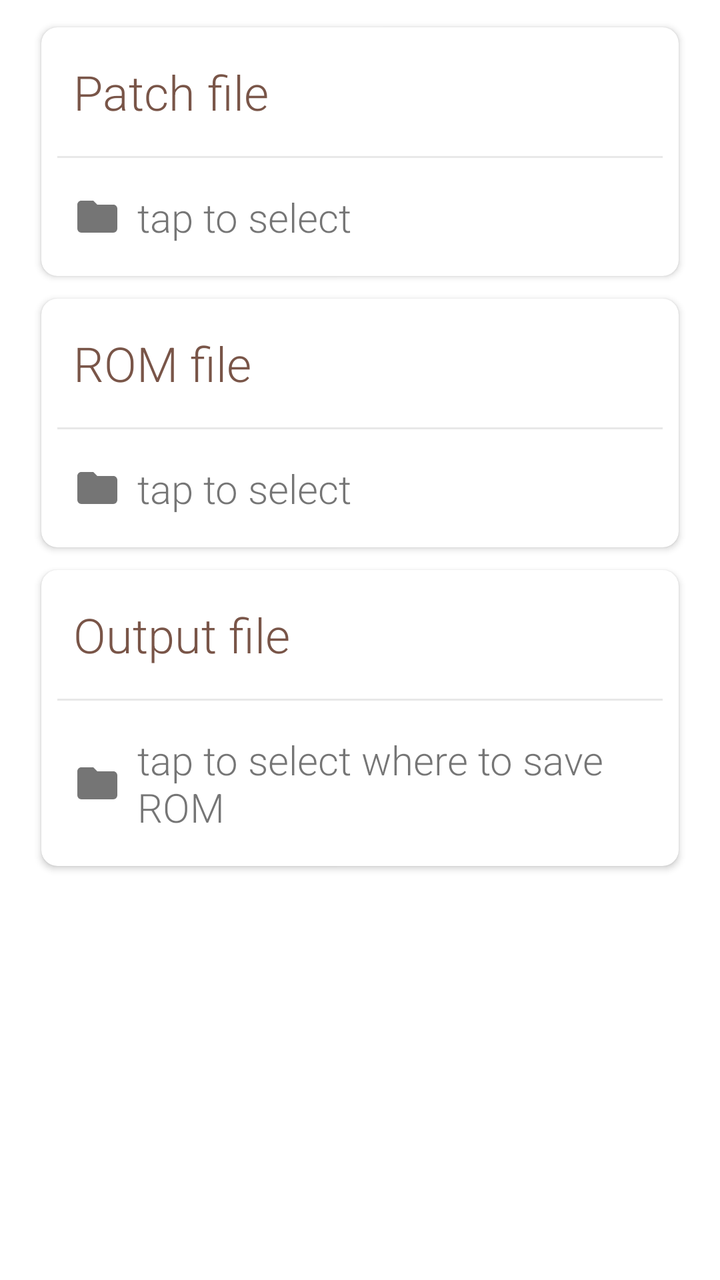
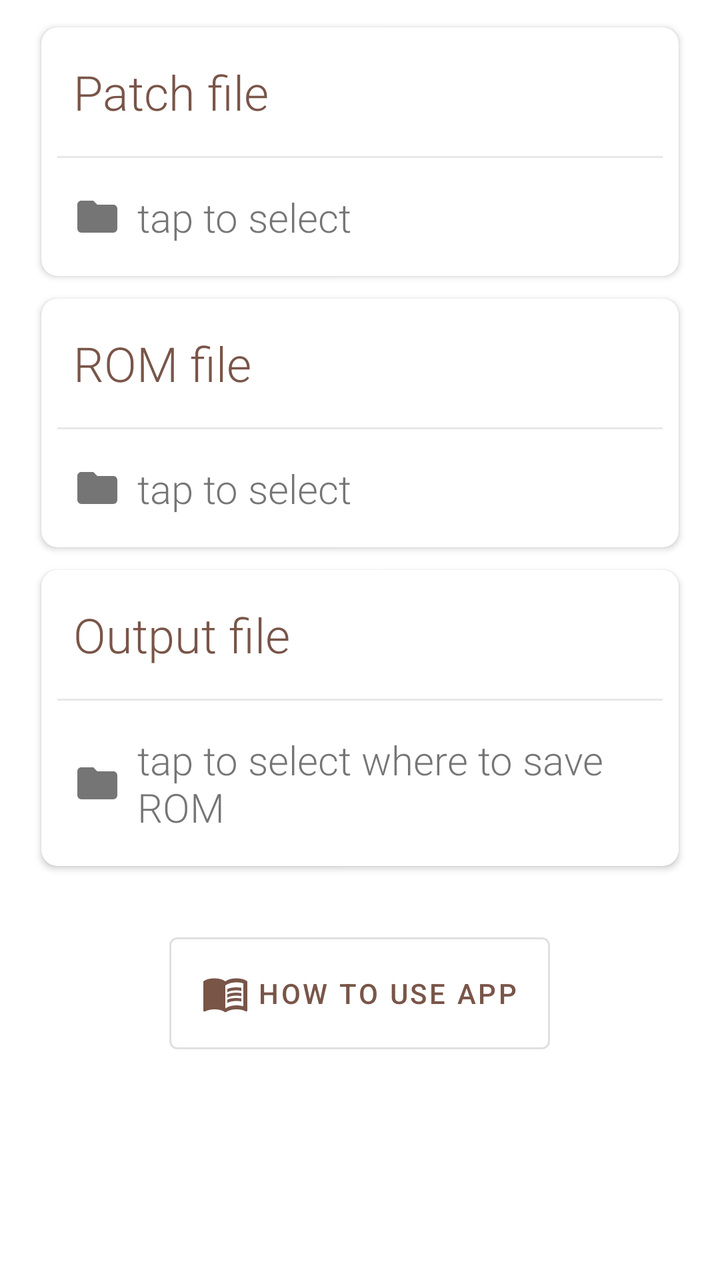

The first picture is an Android layout as it rendered before a commit; the second is the same layout after the commit. The layout source and the unified diff follow.
<!-- AndroidManifest.xml: application theme AppTheme.NoActionBar -->
<!-- res/layout/apply_patch_fragment.xml -->
<?xml version="1.0" encoding="utf-8"?>
<ScrollView
    xmlns:android="http://schemas.android.com/apk/res/android"
    xmlns:app="http://schemas.android.com/apk/res-auto"
    android:layout_width="match_parent"
    android:layout_height="match_parent"
    android:layout_alignParentTop="true">

    <LinearLayout
        style="@style/CardsHolder">

        <androidx.cardview.widget.CardView
            android:id="@+id/patchCardView"
            style="@style/Card.Clickable">

            <LinearLayout
                android:layout_width="match_parent"
                android:layout_height="match_parent"
                android:orientation="vertical"
                android:padding="@dimen/card_padding">

                <TextView
                    android:id="@+id/patchLabel"
                    android:layout_width="wrap_content"
                    android:layout_height="wrap_content"
                    android:fontFamily="sans-serif-light"
                    android:padding="8dp"
                    android:text="@string/main_activity_patch_file"
                    android:textColor="@color/colorCardHeaderText"
                    android:textSize="24sp"/>

                <View
                    android:layout_width="match_parent"
                    android:layout_height="@dimen/card_line_height"
                    android:layout_marginTop="@dimen/card_line_margin"
                    android:layout_marginBottom="@dimen/card_line_margin"
                    android:background="@color/colorCardLine"/>

                <TextView
                    android:id="@+id/patchNameTextView"
                    android:layout_width="match_parent"
                    android:layout_height="wrap_content"
                    android:drawableStart="@drawable/folder"
                    android:drawablePadding="8dp"
                    android:fontFamily="sans-serif-light"
                    android:padding="8dp"
                    android:text="@string/main_activity_tap_to_select"
                    android:textSize="20sp"/>
            </LinearLayout>

        </androidx.cardview.widget.CardView>

        <androidx.cardview.widget.CardView
            android:id="@+id/romCardView"
            style="@style/Card.Clickable">

            <LinearLayout
                android:layout_width="match_parent"
                android:layout_height="match_parent"
                android:orientation="vertical"
                android:padding="@dimen/card_padding">

                <TextView
                    android:id="@+id/romLabel"
                    android:layout_width="wrap_content"
                    android:layout_height="wrap_content"
                    android:fontFamily="sans-serif-light"
                    android:padding="8dp"
                    android:text="@string/main_activity_rom_file"
                    android:textColor="@color/colorCardHeaderText"
                    android:textSize="24sp"/>

                <View
                    android:layout_width="match_parent"
                    android:layout_height="@dimen/card_line_height"
                    android:layout_marginTop="@dimen/card_line_margin"
                    android:layout_marginBottom="@dimen/card_line_margin"
                    android:background="@color/colorCardLine"/>

                <TextView
                    android:id="@+id/romNameTextView"
                    android:layout_width="match_parent"
                    android:layout_height="wrap_content"
                    android:drawableStart="@drawable/folder"
                    android:drawablePadding="8dp"
                    android:fontFamily="sans-serif-light"
                    android:padding="8dp"
                    android:text="@string/main_activity_tap_to_select"
                    android:textSize="20sp"/>
            </LinearLayout>

        </androidx.cardview.widget.CardView>

        <androidx.cardview.widget.CardView
            android:id="@+id/outputCardView"
            style="@style/Card.Clickable">

            <LinearLayout
                android:layout_width="match_parent"
                android:layout_height="match_parent"
                android:orientation="vertical"
                android:padding="@dimen/card_padding">

                <TextView
                    android:id="@+id/outputLabel"
                    android:layout_width="wrap_content"
                    android:layout_height="wrap_content"
                    android:fontFamily="sans-serif-light"
                    android:padding="8dp"
                    android:text="@string/main_activity_output_file"
                    android:textColor="@color/colorCardHeaderText"
                    android:textSize="24sp"/>

                <View
                    android:layout_width="match_parent"
                    android:layout_height="@dimen/card_line_height"
                    android:layout_marginTop="@dimen/card_line_margin"
                    android:layout_marginBottom="@dimen/card_line_margin"
                    android:background="@color/colorCardLine"/>

                <TextView
                    android:id="@+id/outputNameTextView"
                    android:layout_width="match_parent"
                    android:layout_height="wrap_content"
                    android:drawableStart="@drawable/folder"
                    android:drawablePadding="8dp"
                    android:fontFamily="sans-serif-light"
                    android:padding="8dp"
                    android:text="@string/main_activity_tap_to_select_where_to_save_rom"
                    android:textSize="20sp"/>


            </LinearLayout>

        </androidx.cardview.widget.CardView>

    </LinearLayout>
</ScrollView>
<!-- resources referenced by this layout -->
<resources>
  <color name="colorCardHeaderText">#795548</color>
  <color name="colorCardLine">#e8e8e8</color>
  <dimen name="card_line_height">1dp</dimen>
  <dimen name="card_line_margin">8dp</dimen>
  <dimen name="card_padding">8dp</dimen>
  <!-- drawable folder (drawable) -->
  <vector xmlns:android="http://schemas.android.com/apk/res/android"
      android:height="24dp"
      android:width="24dp"
      android:viewportWidth="24"
      android:viewportHeight="24">
      <path android:fillColor="#757575" android:pathData="M10,4H4C2.89,4 2,4.89 2,6V18A2,2 0 0,0 4,20H20A2,2 0 0,0 22,18V8C22,6.89 21.1,6 20,6H12L10,4Z" />
  </vector>
  <string name="main_activity_output_file">Output file</string>
  <string name="main_activity_patch_file">Patch file</string>
  <string name="main_activity_rom_file">ROM file</string>
  <string name="main_activity_tap_to_select">tap to select</string>
  <string name="main_activity_tap_to_select_where_to_save_rom">tap to select where to save ROM</string>
  <style name="Card.Clickable" parent="Card">
          <item name="android:focusable">true</item>
          <item name="android:clickable">true</item>
          <item name="android:foreground">?attr/selectableItemBackground</item>
      </style>
  <style name="CardsHolder">
          <item name="android:orientation">vertical</item>
          <item name="android:layout_width">match_parent</item>
          <item name="android:layout_height">wrap_content</item>
          <item name="android:layout_marginTop">@dimen/content_top_margin</item>
          <item name="android:layout_marginLeft">@dimen/content_left_margin</item>
          <item name="android:layout_marginRight">@dimen/content_right_margin</item>
      </style>
  <style name="AppTheme.NoActionBar">
          <item name="windowActionBar">false</item>
          <item name="windowNoTitle">true</item>
      </style>
  <style name="Card">
          <item name="android:layout_gravity">center</item>
          <item name="android:layout_width">match_parent</item>
          <item name="android:layout_height">wrap_content</item>
          <item name="cardBackgroundColor">@color/colorCardBackground</item>
          <item name="cardElevation">@dimen/card_elevation</item>
          <item name="cardCornerRadius">@dimen/card_corner_radius</item>
          <item name="cardUseCompatPadding">true</item>
      </style>
  <dimen name="content_top_margin">8dp</dimen>
  <dimen name="content_left_margin">16dp</dimen>
  <dimen name="content_right_margin">16dp</dimen>
  <color name="colorCardBackground">@android:color/white</color>
  <dimen name="card_elevation">2dp</dimen>
  <dimen name="card_corner_radius">8dp</dimen>
</resources>

<!-- the commit's change to res/layout/apply_patch_fragment.xml (unified diff, before → after) -->
@@ -134,5 +134,19 @@
 
         </androidx.cardview.widget.CardView>
 
+        <com.google.android.material.button.MaterialButton
+            android:id="@+id/howToUseAppButton"
+            android:layout_width="wrap_content"
+            android:layout_height="wrap_content"
+            android:layout_marginTop="24dp"
+            android:layout_marginBottom="24dp"
+            android:padding="16dp"
+            android:text="@string/main_activity_button_how_to_use_app"
+            android:textColor="@color/colorCardHeaderText"
+            android:layout_gravity="center_horizontal"
+            app:icon="@drawable/book"
+            app:iconTint="@color/colorCardHeaderText"
+            style="@style/Widget.MaterialComponents.Button.OutlinedButton" />
+
     </LinearLayout>
 </ScrollView>
<!-- resource entries referenced after the edit -->
@@ -5,6 +5,14 @@
   <dimen name="card_line_height">1dp</dimen>
   <dimen name="card_line_margin">8dp</dimen>
   <dimen name="card_padding">8dp</dimen>
+  <!-- drawable book (drawable) -->
+  <vector xmlns:android="http://schemas.android.com/apk/res/android"
+      android:height="24dp"
+      android:width="24dp"
+      android:viewportWidth="24"
+      android:viewportHeight="24">
+      <path android:fillColor="#000" android:pathData="M17.5 14.33C18.29 14.33 19.13 14.41 20 14.57V16.07C19.38 15.91 18.54 15.83 17.5 15.83C15.6 15.83 14.11 16.16 13 16.82V15.13C14.17 14.6 15.67 14.33 17.5 14.33M13 12.46C14.29 11.93 15.79 11.67 17.5 11.67C18.29 11.67 19.13 11.74 20 11.9V13.4C19.38 13.24 18.54 13.16 17.5 13.16C15.6 13.16 14.11 13.5 13 14.15M17.5 10.5C15.6 10.5 14.11 10.82 13 11.5V9.84C14.23 9.28 15.73 9 17.5 9C18.29 9 19.13 9.08 20 9.23V10.78C19.26 10.59 18.41 10.5 17.5 10.5M21 18.5V7C19.96 6.67 18.79 6.5 17.5 6.5C15.45 6.5 13.62 7 12 8V19.5C13.62 18.5 15.45 18 17.5 18C18.69 18 19.86 18.16 21 18.5M17.5 4.5C19.85 4.5 21.69 5 23 6V20.56C23 20.68 22.95 20.8 22.84 20.91C22.73 21 22.61 21.08 22.5 21.08C22.39 21.08 22.31 21.06 22.25 21.03C20.97 20.34 19.38 20 17.5 20C15.45 20 13.62 20.5 12 21.5C10.66 20.5 8.83 20 6.5 20C4.84 20 3.25 20.36 1.75 21.07C1.72 21.08 1.68 21.08 1.63 21.1C1.59 21.11 1.55 21.12 1.5 21.12C1.39 21.12 1.27 21.08 1.16 21C1.05 20.89 1 20.78 1 20.65V6C2.34 5 4.18 4.5 6.5 4.5C8.83 4.5 10.66 5 12 6C13.34 5 15.17 4.5 17.5 4.5Z" />
+  </vector>
   <!-- drawable folder (drawable) -->
   <vector xmlns:android="http://schemas.android.com/apk/res/android"
       android:height="24dp"
@@ -13,6 +21,7 @@
       android:viewportHeight="24">
       <path android:fillColor="#757575" android:pathData="M10,4H4C2.89,4 2,4.89 2,6V18A2,2 0 0,0 4,20H20A2,2 0 0,0 22,18V8C22,6.89 21.1,6 20,6H12L10,4Z" />
   </vector>
+  <string name="main_activity_button_how_to_use_app">How to use app</string>
   <string name="main_activity_output_file">Output file</string>
   <string name="main_activity_patch_file">Patch file</string>
   <string name="main_activity_rom_file">ROM file</string>
